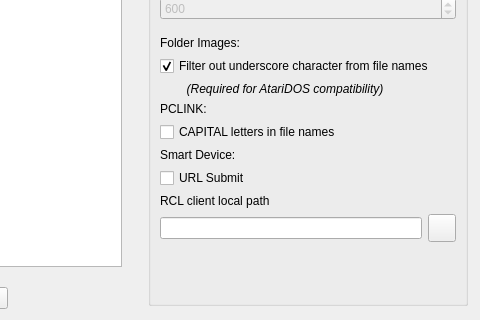
RespeQt/RespeQt, file optionsdialog.ui: the form before one commit; both pictures show x 158 to 638 and y 103 to 423 of the 638 by 423 pixel window.
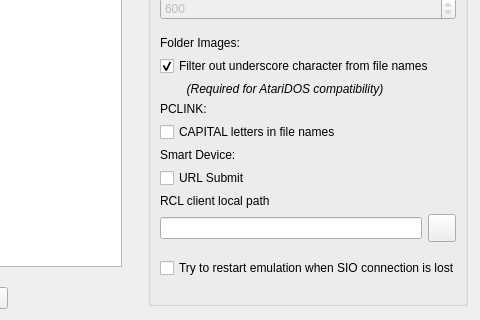
The form after the commit. The open tabs and pages were chosen to show the change. Icons and pictures are not drawn.

Commit message: Added a SIO auto reconnect option

What changed in the file:
```diff
--- a/optionsdialog.ui
+++ b/optionsdialog.ui
@@ -849,32 +849,6 @@
           </property>
          </widget>
         </item>
-        <item row="14" column="0">
-         <spacer name="emulationSpacer2">
-          <property name="orientation">
-           <enum>Qt::Vertical</enum>
-          </property>
-          <property name="sizeHint" stdset="0">
-           <size>
-            <width>20</width>
-            <height>40</height>
-           </size>
-          </property>
-         </spacer>
-        </item>
-        <item row="12" column="0">
-         <widget class="QLabel" name="atariSioDriverNameLabel_2">
-          <property name="sizePolicy">
-           <sizepolicy hsizetype="Expanding" vsizetype="Fixed">
-            <horstretch>0</horstretch>
-            <verstretch>0</verstretch>
-           </sizepolicy>
-          </property>
-          <property name="text">
-           <string>RCL client local path</string>
-          </property>
-         </widget>
-        </item>
         <item row="13" column="1">
          <widget class="QToolButton" name="buttonRclFolder">
           <property name="enabled">
@@ -898,6 +872,70 @@
           </property>
          </widget>
         </item>
+        <item row="12" column="0">
+         <widget class="QLabel" name="atariSioDriverNameLabel_2">
+          <property name="sizePolicy">
+           <sizepolicy hsizetype="Expanding" vsizetype="Fixed">
+            <horstretch>0</horstretch>
+            <verstretch>0</verstretch>
+           </sizepolicy>
+          </property>
+          <property name="text">
+           <string>RCL client local path</string>
+          </property>
+         </widget>
+        </item>
+        <item row="16" column="0">
+         <spacer name="emulationSpacer2">
+          <property name="orientation">
+           <enum>Qt::Vertical</enum>
+          </property>
+          <property name="sizeHint" stdset="0">
+           <size>
+            <width>20</width>
+            <height>40</height>
+           </size>
+          </property>
+         </spacer>
+        </item>
+        <item row="14" column="0">
+         <spacer name="verticalSpacer_10">
+          <property name="orientation">
+           <enum>Qt::Vertical</enum>
+          </property>
+          <property name="sizeType">
+           <enum>QSizePolicy::Fixed</enum>
+          </property>
+          <property name="sizeHint" stdset="0">
+           <size>
+            <width>20</width>
+            <height>10</height>
+           </size>
+          </property>
+         </spacer>
+        </item>
+        <item row="15" column="0">
+         <widget class="QCheckBox" name="sioAutoReconnect">
+          <property name="minimumSize">
+           <size>
+            <width>300</width>
+            <height>0</height>
+           </size>
+          </property>
+          <property name="maximumSize">
+           <size>
+            <width>16777215</width>
+            <height>16777215</height>
+           </size>
+          </property>
+          <property name="text">
+           <string>Try to restart emulation when SIO connection is lost</string>
+          </property>
+          <property name="checked">
+           <bool>false</bool>
+          </property>
+         </widget>
+        </item>
        </layout>
       </widget>
      </item>
```
Left out of the diff: 140 changed lines with no effect on the pictures. The commit also changes 6 other files.
